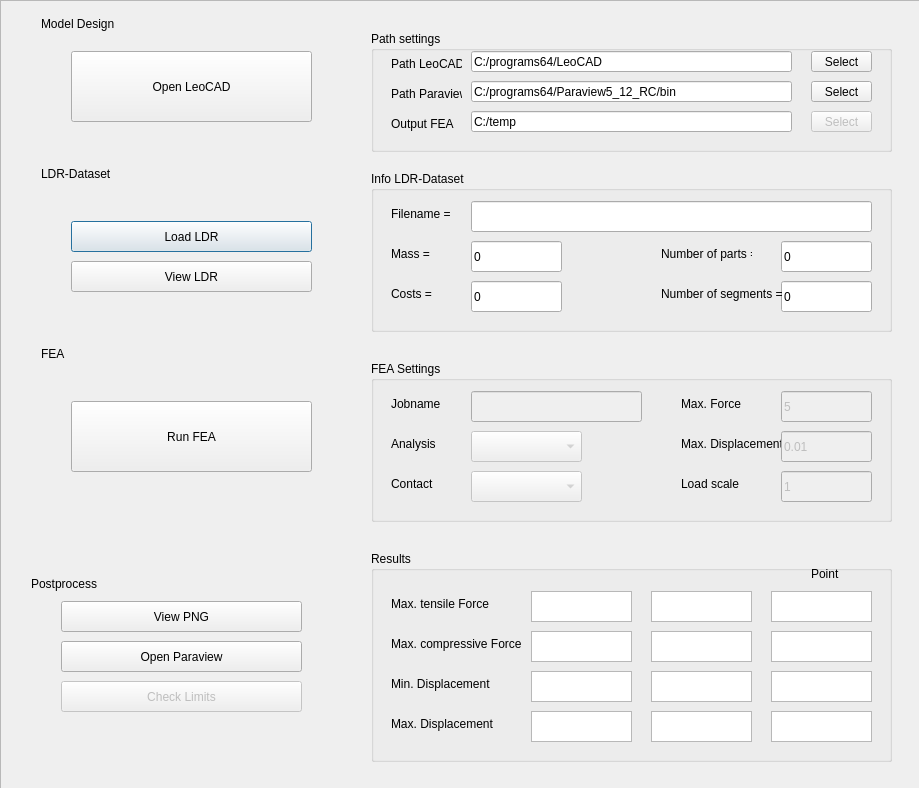
ghackenberg/caddrive, file applications/leofea/src/resources/dialog.ui: the form before one commit.
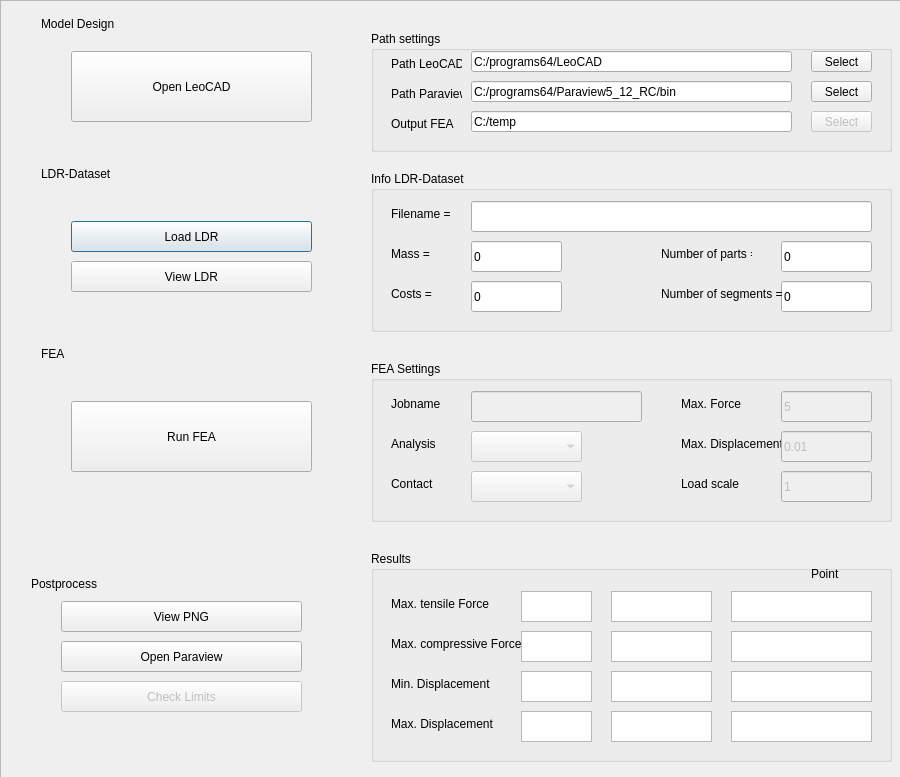
The form after the commit.

Commit message: LeoFEA display max and min values of result DEPL and FORC

The edit to the form file:
```diff
--- a/applications/leofea/src/resources/dialog.ui
+++ b/applications/leofea/src/resources/dialog.ui
@@ -6,8 +6,8 @@
    <rect>
     <x>0</x>
     <y>0</y>
-    <width>919</width>
-    <height>788</height>
+    <width>900</width>
+    <height>777</height>
    </rect>
   </property>
   <property name="windowTitle">
@@ -699,9 +699,9 @@
      <widget class="QTextEdit" name="textEdit_resultsMinForce_p">
       <property name="geometry">
        <rect>
-        <x>400</x>
+        <x>360</x>
         <y>40</y>
-        <width>101</width>
+        <width>141</width>
         <height>31</height>
        </rect>
       </property>
@@ -709,9 +709,9 @@
      <widget class="QTextEdit" name="textEdit_resultsMinForce">
       <property name="geometry">
        <rect>
-        <x>160</x>
+        <x>150</x>
         <y>40</y>
-        <width>101</width>
+        <width>71</width>
         <height>31</height>
        </rect>
       </property>
@@ -719,7 +719,7 @@
      <widget class="QTextEdit" name="textEdit_resultsMinForce_m">
       <property name="geometry">
        <rect>
-        <x>280</x>
+        <x>240</x>
         <y>40</y>
         <width>101</width>
         <height>31</height>
@@ -729,9 +729,9 @@
      <widget class="QTextEdit" name="textEdit_resultsMaxForce_p">
       <property name="geometry">
        <rect>
-        <x>400</x>
+        <x>360</x>
         <y>80</y>
-        <width>101</width>
+        <width>141</width>
         <height>31</height>
        </rect>
       </property>
@@ -739,7 +739,7 @@
      <widget class="QTextEdit" name="textEdit_resultsMaxForce_m">
       <property name="geometry">
        <rect>
-        <x>280</x>
+        <x>240</x>
         <y>80</y>
         <width>101</width>
         <height>31</height>
@@ -749,9 +749,9 @@
      <widget class="QTextEdit" name="textEdit_resultsMaxForce">
       <property name="geometry">
        <rect>
-        <x>160</x>
+        <x>150</x>
         <y>80</y>
-        <width>101</width>
+        <width>71</width>
         <height>31</height>
        </rect>
       </property>
@@ -772,9 +772,9 @@
      <widget class="QTextEdit" name="textEdit_resultsMaxDisplacement">
       <property name="geometry">
        <rect>
-        <x>160</x>
+        <x>150</x>
         <y>160</y>
-        <width>101</width>
+        <width>71</width>
         <height>31</height>
        </rect>
       </property>
@@ -782,9 +782,9 @@
      <widget class="QTextEdit" name="textEdit_resultsMinDisplacement">
       <property name="geometry">
        <rect>
-        <x>160</x>
+        <x>150</x>
         <y>120</y>
-        <width>101</width>
+        <width>71</width>
         <height>31</height>
        </rect>
       </property>
@@ -792,9 +792,9 @@
      <widget class="QTextEdit" name="textEdit_resultsMaxDisplacement_p">
       <property name="geometry">
        <rect>
-        <x>400</x>
+        <x>360</x>
         <y>160</y>
-        <width>101</width>
+        <width>141</width>
         <height>31</height>
        </rect>
       </property>
@@ -802,9 +802,9 @@
      <widget class="QTextEdit" name="textEdit_resultsMinDisplacement_p">
       <property name="geometry">
        <rect>
-        <x>400</x>
+        <x>360</x>
         <y>120</y>
-        <width>101</width>
+        <width>141</width>
         <height>31</height>
        </rect>
       </property>
@@ -812,7 +812,7 @@
      <widget class="QTextEdit" name="textEdit_resultsMaxDisplacement_m">
       <property name="geometry">
        <rect>
-        <x>280</x>
+        <x>240</x>
         <y>160</y>
         <width>101</width>
         <height>31</height>
@@ -822,7 +822,7 @@
      <widget class="QTextEdit" name="textEdit_resultsMinDisplacement_m">
       <property name="geometry">
        <rect>
-        <x>280</x>
+        <x>240</x>
         <y>120</y>
         <width>101</width>
         <height>31</height>
```
The commit also changes 1 other file.
